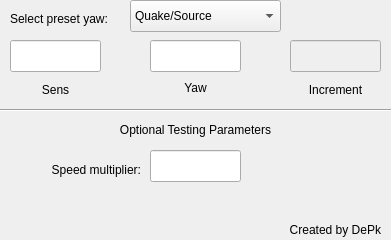
Qt form mainwindow.ui (deliriouspork/DePk-Sensitivity-Matcher) before a commit.
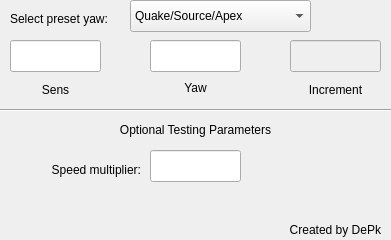
The same form after that commit.

The edit to the form file:
```diff
--- a/mainwindow.ui
+++ b/mainwindow.ui
@@ -43,13 +43,13 @@
     <rect>
      <x>130</x>
      <y>0</y>
-     <width>151</width>
+     <width>181</width>
      <height>32</height>
     </rect>
    </property>
    <item>
     <property name="text">
-     <string>Quake/Source</string>
+     <string>Quake/Source/Apex</string>
     </property>
    </item>
    <item>
```
Left out of the diff: 12 changed lines with no effect on the pictures.
